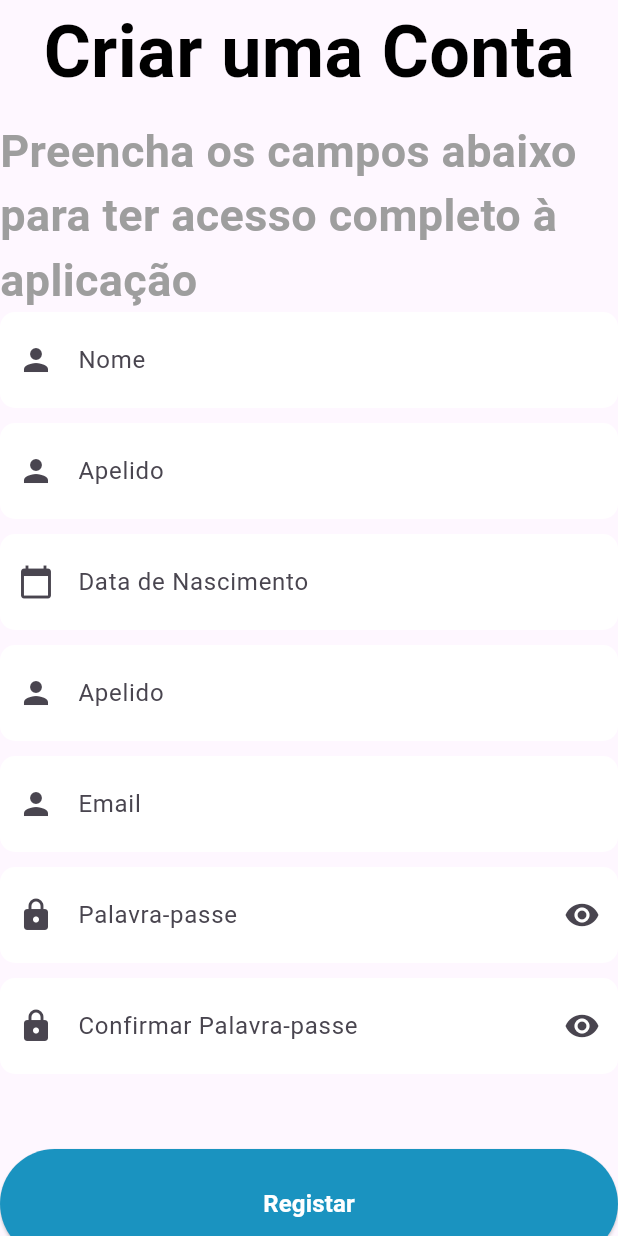
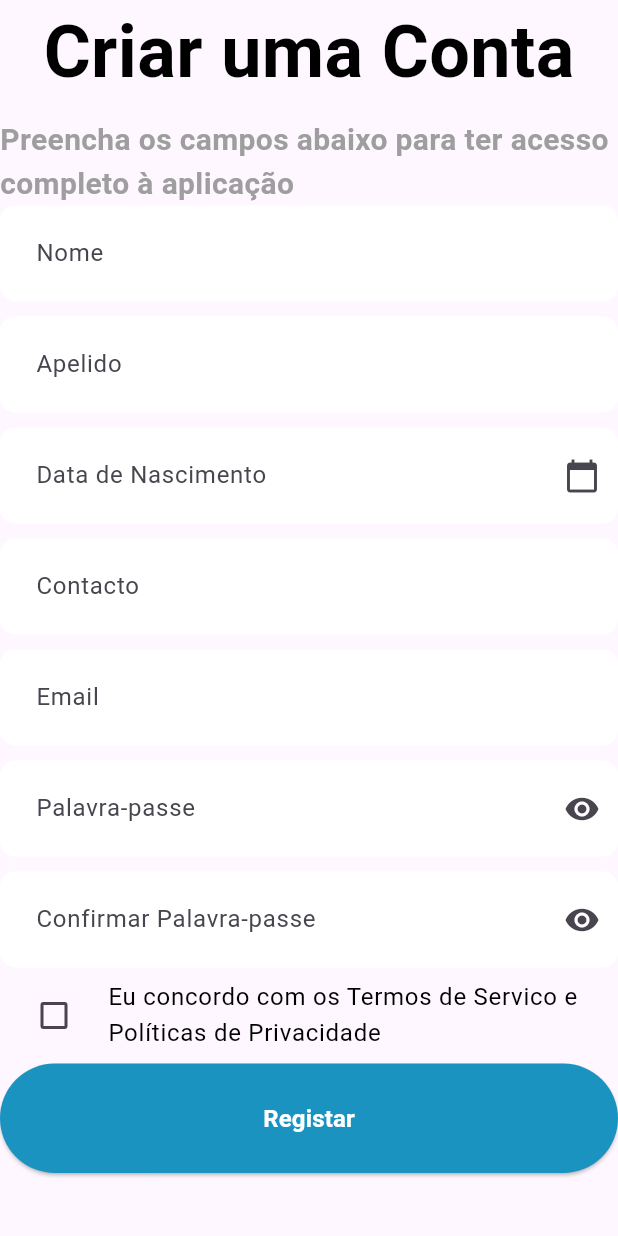
Before and after one commit to enoqueJonas/gestao_de_imobiliaria_mobile, a Flutter app: the SignUp screen opened by its route, on a phone screen of 412 x 824 dp. Run offline on Flutter 3.47's test engine with Material 3 defaults, Android fonts, the light colour scheme and no system bars; our stand-ins replace sqflite, sqflite_common_ffi; accounts and stored records are empty; network calls fail.

Commit message:
Changes to be committed: 	modified:   lib/SQLite/sqlite.dart 	modified:   lib/forget-password/forget_password_screen.dart 	modified:   lib/login/login_screen.dart 	modified:   lib/login/signup_screen.dart 	modified:   lib/main.dart 	modified:   pubspec.lock 	modified:   pubspec.yaml

```diff
--- a/lib/SQLite/sqlite.dart
+++ b/lib/SQLite/sqlite.dart
@@ -1,6 +1,7 @@
 import 'package:gestao_de_imobiliaria_mobile/Models/usuario.dart';
 import 'package:path/path.dart';
 import 'package:sqflite/sqflite.dart';
+import 'package:sqflite_common_ffi/sqflite_ffi.dart';
 
 class DatabaseHelper {
   final databaseName = "imovel.db";
--- a/lib/login/signup_screen.dart
+++ b/lib/login/signup_screen.dart
@@ -1,4 +1,6 @@
 import 'package:flutter/material.dart';
+import 'package:gestao_de_imobiliaria_mobile/Models/usuario.dart';
+import 'package:gestao_de_imobiliaria_mobile/SQLite/sqlite.dart';
 import 'package:gestao_de_imobiliaria_mobile/login/login_screen.dart';
 import 'package:intl/intl.dart';
 
@@ -19,6 +21,7 @@ class _SignUpState extends State<SignUp> {
   final confirmPasswordController = TextEditingController();
 
   final formKey = GlobalKey<FormState>();
+  bool agree = false;
 
   @override
   Widget build(BuildContext context) {
@@ -43,7 +46,7 @@ class _SignUpState extends State<SignUp> {
               style: TextStyle(
                   color: Colors.grey,
                   fontWeight: FontWeight.bold,
-                  fontSize: 30),
+                  fontSize: 20),
             ),
             //
             //campo do nome
@@ -58,7 +61,6 @@ class _SignUpState extends State<SignUp> {
                 decoration: InputDecoration(
                     filled: true,
                     fillColor: Colors.white,
-                    prefixIcon: Icon(Icons.person),
                     hintText: 'Nome',
                     border: OutlineInputBorder(
                         borderSide: BorderSide.none,
@@ -78,7 +80,6 @@ class _SignUpState extends State<SignUp> {
                 decoration: InputDecoration(
                     filled: true,
                     fillColor: Colors.white,
-                    prefixIcon: Icon(Icons.person),
                     hintText: 'Apelido',
                     border: OutlineInputBorder(
                         borderSide: BorderSide.none,
@@ -98,12 +99,12 @@ class _SignUpState extends State<SignUp> {
               decoration: InputDecoration(
                   filled: true,
                   fillColor: Colors.white,
-                  prefixIcon: Icon(Icons.calendar_today),
                   hintText: 'Data de Nascimento',
                   border: OutlineInputBorder(
                       borderSide: BorderSide.none,
                       borderRadius: BorderRadius.circular(10)),
-                  contentPadding: EdgeInsets.all(20)),
+                  contentPadding: EdgeInsets.all(20),
+                  suffixIcon: Icon(Icons.calendar_today)),
               onTap: () async {
                 final DateTime? pickedDate = await showDatePicker(
                   context: context,
@@ -127,7 +128,7 @@ class _SignUpState extends State<SignUp> {
             TextFormField(
                 validator: (value) {
                   if (value!.isEmpty) {
-                    return "Insira o apelidoController";
+                    return "Insira contacto valido";
                   }
                   return null;
                 },
@@ -135,8 +136,7 @@ class _SignUpState extends State<SignUp> {
                 decoration: InputDecoration(
                     filled: true,
                     fillColor: Colors.white,
-                    prefixIcon: Icon(Icons.person),
-                    hintText: 'Apelido',
+                    hintText: 'Contacto',
                     border: OutlineInputBorder(
                         borderSide: BorderSide.none,
                         borderRadius: BorderRadius.circular(10)),
@@ -155,7 +155,6 @@ class _SignUpState extends State<SignUp> {
                 decoration: InputDecoration(
                     filled: true,
                     fillColor: Colors.white,
-                    prefixIcon: Icon(Icons.person),
                     hintText: 'Email',
                     border: OutlineInputBorder(
                         borderSide: BorderSide.none,
@@ -175,7 +174,6 @@ class _SignUpState extends State<SignUp> {
                 decoration: InputDecoration(
                     filled: true,
                     fillColor: Colors.white,
-                    prefixIcon: Icon(Icons.lock_rounded),
                     hintText: 'Palavra-passe',
                     border: OutlineInputBorder(
                         borderSide: BorderSide.none,
@@ -201,7 +199,6 @@ class _SignUpState extends State<SignUp> {
                 decoration: InputDecoration(
                     filled: true,
                     fillColor: Colors.white,
-                    prefixIcon: Icon(Icons.lock_rounded),
                     hintText: 'Confirmar Palavra-passe',
                     border: OutlineInputBorder(
                         borderSide: BorderSide.none,
@@ -210,23 +207,52 @@ class _SignUpState extends State<SignUp> {
                     suffixIcon: IconButton(
                         onPressed: null,
                         icon: Icon(Icons.remove_red_eye_rounded)))),
-            const SizedBox(height: 50),
+            //   const SizedBox(height: 50),
+            //
+            CheckboxListTile(
+              title: Text(
+                'Eu concordo com os Termos de Servico e Políticas de Privacidade',
+                style: TextStyle(color: Colors.black),
+              ),
+              controlAffinity: ListTileControlAffinity.leading,
+              value: agree,
+              onChanged: (newValue) {
+                setState(() {
+                  agree = newValue!;
+                });
+              },
+            ),
+
             //
             //botao registar
             SizedBox(
                 width: double.infinity,
                 child: ElevatedButton(
                     onPressed: () {
-                      /*     if (formKey.currentState!.validate()) {
+                      if (formKey.currentState!.validate() && agree) {
+                        //cria objecto usuario
+                        var usuario = Usuario(
+                          nomeController.text,
+                          apelidoController.text,
+                          dataNascimentoController.text,
+                          contactoController.text,
+                          emailController.text,
+                          passwordController.text,
+                        );
+
+                        //metodo registar o susario
                         final db = DatabaseHelper();
-
-                        db.registar((Usuario(Nome:))
-                        .whenComplete((){
-                        Navigator.push(context, MaterialPageRoute(builder: (context) => const LoginScreen()))
-                        }
-));
+                        db.registar(usuario).then((id) {
+                          if (id != null && id > 0) {
+                            Navigator.pushReplacement(
+                              context,
+                              MaterialPageRoute(
+                                builder: (context) => const LoginScreen(),
+                              ),
+                            );
+                          }
+                        });
                       }
-                 */
                     },
                     style: TextButton.styleFrom(
                         padding: const EdgeInsets.symmetric(
--- a/lib/main.dart
+++ b/lib/main.dart
@@ -4,7 +4,6 @@ import 'package:gestao_de_imobiliaria_mobile/login/login_screen.dart';
 import 'package:gestao_de_imobiliaria_mobile/login/signup_screen.dart';
 import 'package:gestao_de_imobiliaria_mobile/onboarding/onboarding_screen.dart';
 import 'package:gestao_de_imobiliaria_mobile/start-screen/start_page.dart';
-
 
 void main() {
   runApp(const App());
@@ -25,7 +24,6 @@ class App extends StatelessWidget {
         '/signup': (context) => const SignUp(),
         '/forgetpassword': (context) => const ForgetPasswordScreen(),
       },
-
     );
   }
 }
--- a/pubspec.yaml
+++ b/pubspec.yaml
@@ -39,6 +39,8 @@ dependencies:
   sqflite: ^2.3.3+1
   path: ^1.9.0
   path_provider: ^2.1.3
+  sqflite_common_ffi: ^2.3.3
+  sqflite_common_ffi_web: ^0.4.3+1
 
 dev_dependencies:
   flutter_test:
```
Also changed, not shown: lib/forget-password/forget_password_screen.dart (+19 -34 lines), lib/login/login_screen.dart (+6 -3 lines), pubspec.lock.
